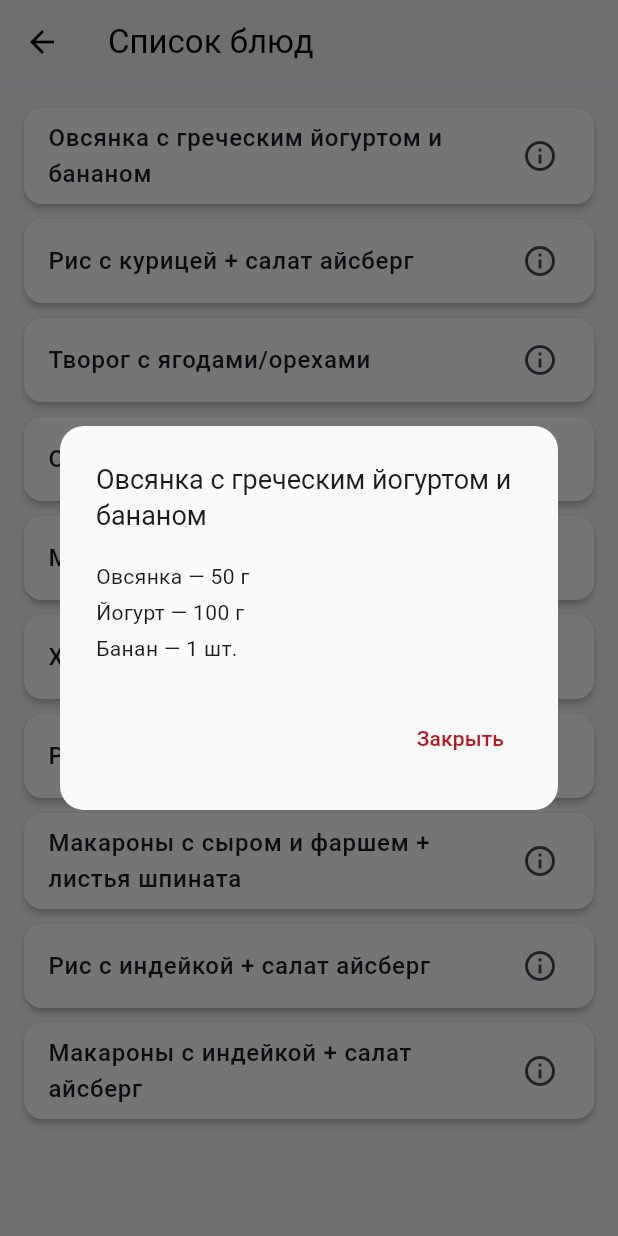
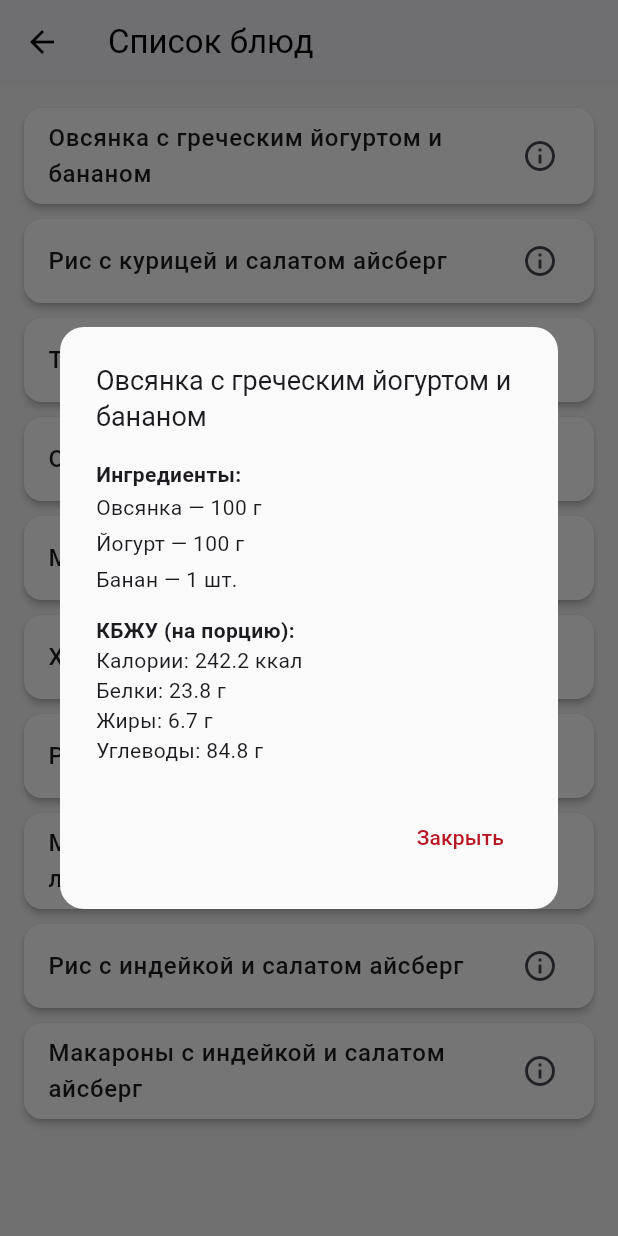
Before and after one commit to BollyBovly/MuscleUp, a Flutter app: the MealListPage screen opened directly, after a tap on "Овсянка с греческим йогуртом и бананом", on a phone screen of 412 x 824 dp. Run offline on Flutter 3.47's test engine with Material 3 defaults, Android fonts, the phone set to English and light mode, and no system bars; our stand-ins replace cached_network_image, dio, syncfusion_flutter_charts; network calls fail.

Commit message:
feature add images caching
Добавил кэширование изображений, разрешение на использование сети в AndroidManifest. Также добавил кбжу в рационе и изменил текстовки. Добавил сортировку в статистике, теперь у пользователя есть выбор между последними 7 изменениями веса и первым и последним

```diff
--- a/lib/api/api_server.dart
+++ b/lib/api/api_server.dart
@@ -12,7 +12,7 @@ class ProgressEntry {
 
 class ApiService {
   static const String baseUrl =
-      'https://type-protecting-valid-ukraine.trycloudflare.com/api';
+      'https://outline-rendering-cookie-robertson.trycloudflare.com/api';
 
   static Future<Map<String,dynamic>> getExercises() async {
     final response = await http.get(Uri.parse('$baseUrl/Exercises'));
--- a/lib/pages/approach_timer.dart
+++ b/lib/pages/approach_timer.dart
@@ -169,6 +169,7 @@ class _ApproachTimerState extends State<ApproachTimer> {
                   }
                   else{
                     Navigator.of(context).pushNamed('/over');
+                    TrainingController.ex_index = 0;
                   }
 
 
--- a/lib/pages/meal_list_page.dart
+++ b/lib/pages/meal_list_page.dart
@@ -5,43 +5,83 @@ class MealListPage extends StatelessWidget {
   final List<Map<String, dynamic>> meals = [
     {
       'title': 'Овсянка с греческим йогуртом и бананом',
-      'ingredients': ['Овсянка — 50 г', 'Йогурт — 100 г', 'Банан — 1 шт.']
+      'ingredients': ['Овсянка — 100 г', 'Йогурт — 100 г', 'Банан — 1 шт.'],
+      'kcal': 242.2,
+      'protein': 23.8,
+      'fat': 6.7,
+      'carbs': 84.8
     },
     {
-      'title': 'Рис с курицей + салат айсберг',
-      'ingredients': ['Рис — 100 г', 'Курица — 150 г', 'Салат айсберг — 50 г', 'Специи — по вкусу']
+      'title': 'Рис с курицей и салатом айсберг',
+      'ingredients': ['Рис — 100 г', 'Курица — 150 г', 'Салат айсберг — 30 г', 'Специи — по вкусу'],
+      'kcal': 381.7,
+      'protein': 49.5,
+      'fat': 5.7,
+      'carbs': 28.6
     },
     {
       'title': 'Творог с ягодами/орехами',
-      'ingredients': ['Творог — 150 г', 'Ягоды/орехи — 30 г']
+      'ingredients': ['Творог — 150 г', 'Ягоды/орехи — 30 г'],
+      'kcal': 328.8,
+      'protein': 31.8,
+      'fat': 21.9,
+      'carbs': 9.1
     },
     {
       'title': 'Омлет или яичница',
-      'ingredients': ['Яйца — 2 шт.', 'Молоко — 30 мл (если омлет)']
+      'ingredients': ['Яйца — 2 шт.', 'Молоко — 100 мл (если омлет)'],
+      'kcal': 185.0,
+      'protein': 16.4,
+      'fat': 11.0,
+      'carbs': 6.1
     },
     {
-      'title': 'Макароны с курицей + рукола',
-      'ingredients': ['Макароны — 100 г', 'Курица — 150 г', 'Рукола — 30 г', 'Специи — по вкусу']
+      'title': 'Макароны с курицей и руколой',
+      'ingredients': ['Макароны — 70 г', 'Курица — 150 г', 'Рукола — 30 г', 'Специи — по вкусу'],
+      'kcal': 346.7,
+      'protein': 50.8,
+      'fat': 6.4,
+      'carbs': 18.6
     },
     {
       'title': 'Хлопья кукурузные с молоком',
-      'ingredients': ['Хлопья — 40 г', 'Молоко — 150 мл']
+      'ingredients': ['Хлопья — 40 г', 'Молоко — 150 мл'],
+      'kcal': 209.0,
+      'protein': 7.9,
+      'fat': 1.9,
+      'carbs': 41.1
     },
     {
-      'title': 'Рис с фаршем + салат айсберг',
-      'ingredients': ['Рис — 100 г', 'Фарш — 150 г', 'Салат айсберг — 50 г,', 'Специи — по вкусу']
+      'title': 'Рис с фаршем и салатом айсберг',
+      'ingredients': ['Рис — 100 г', 'Фарш — 150 г', 'Салат айсберг — 30 г,', 'Специи — по вкусу'],
+      'kcal': 339.7,
+      'protein': 33.0,
+      'fat': 7.8,
+      'carbs': 28.6
     },
     {
-      'title': 'Макароны с сыром и фаршем + листья шпината',
-      'ingredients': ['Макароны — 100 г', 'Фарш — 150 г', 'Сыр — 30 г', 'Шпинат — 20 г', 'Специи — по вкусу']
+      'title': 'Макароны с сыром и фаршем и листьями шпината',
+      'ingredients': ['Макароны — 70 г', 'Фарш — 150 г', 'Сыр — 50 г', 'Шпинат — 20 г', 'Специи — по вкусу'],
+      'kcal': 476.8,
+      'protein': 46.6,
+      'fat': 22.3,
+      'carbs': 18.9
     },
     {
-      'title': 'Рис с индейкой + салат айсберг',
-      'ingredients': ['Рис — 100 г', 'Индейка — 150 г', 'Салат айсберг — 50 г', 'Специи — по вкусу']
+      'title': 'Рис с индейкой и салатом айсберг',
+      'ingredients': ['Рис — 100 г', 'Индейка — 150 г', 'Салат айсберг — 30 г', 'Специи — по вкусу'],
+      'kcal': 336.7,
+      'protein': 46.5,
+      'fat': 1.8,
+      'carbs': 28.6
     },
     {
-      'title': 'Макароны с индейкой + салат айсберг',
-      'ingredients': ['Макароны — 100 г', 'Индейка — 150 г', 'Салат айсберг — 50 г', 'Специи — по вкусу']
+      'title': 'Макароны с индейкой и салатом айсберг',
+      'ingredients': ['Макароны — 70 г', 'Индейка — 150 г', 'Салат айсберг — 30 г', 'Специи — по вкусу'],
+      'kcal': 298.4,
+      'protein': 47.3,
+      'fat': 2.3,
+      'carbs': 18.1
     },
   ];
 
@@ -79,11 +119,17 @@ class MealListPage extends StatelessWidget {
                     mainAxisSize: MainAxisSize.min,
                     crossAxisAlignment: CrossAxisAlignment.start,
                     children: [
-                      for (String ingredient in meal['ingredients'])
-                        Padding(
-                          padding: const EdgeInsets.symmetric(vertical: 2),
-                          child: Text(ingredient),
-                        ),
+                      const Text('Ингредиенты:', style: TextStyle(fontWeight: FontWeight.bold)),
+                      ...meal['ingredients'].map<Widget>((ingredient) => Padding(
+                            padding: const EdgeInsets.symmetric(vertical: 2),
+                            child: Text(ingredient),
+                          )),
+                      const SizedBox(height: 12),
+                      const Text('КБЖУ (на порцию):', style: TextStyle(fontWeight: FontWeight.bold)),
+                      Text('Калории: ${meal['kcal']} ккал'),
+                      Text('Белки: ${meal['protein']} г'),
+                      Text('Жиры: ${meal['fat']} г'),
+                      Text('Углеводы: ${meal['carbs']} г'),
                     ],
                   ),
                   actions: [
--- a/lib/pages/training_over.dart
+++ b/lib/pages/training_over.dart
@@ -64,7 +64,7 @@ class TrainingOver extends StatelessWidget{
                 ],
               ),
               child: ElevatedButton(
-                onPressed: () => {Navigator.of(context).pushNamed('/home')},
+                onPressed: () => {Navigator.of(context).popUntil((route) => route.isFirst)},
                 style: ElevatedButton.styleFrom(
                   backgroundColor: Color(0xFFFFFFFF),
                   minimumSize: Size(MediaQuery.of(context).size.width - 150, MediaQuery.of(context).size.width - 300),
--- a/lib/pages/weight_widget.dart
+++ b/lib/pages/weight_widget.dart
@@ -87,7 +87,7 @@ class _WeightInputWidgetState extends State<WeightInputWidget> {
                           {
                             // Вызываем метод ApiService.addUser BodyWeight с введенным весом
                             ApiService.addProgress(
-                              TrainingController.ex_index + 1,
+                              TrainingController.ex_index + 18,
                               weight!,
                             ),
                             _weightController.clear(),
--- a/pubspec.yaml
+++ b/pubspec.yaml
@@ -39,6 +39,7 @@ dependencies:
   dio: ^5.8.0+1
   path_provider: ^2.1.5
   gif: ^2.3.0
+  cached_network_image: ^3.4.1
 
 
 dev_dependencies:
```
Also changed, not shown: lib/pages/chart_widget.dart (+71 -16 lines), lib/pages/statistics_screen.dart (+0 -8 lines), lib/pages/training_screen.dart (+11 -1 lines), lib/pages/training_start.dart (+6 -1 lines), pubspec.lock, 2 other files.
